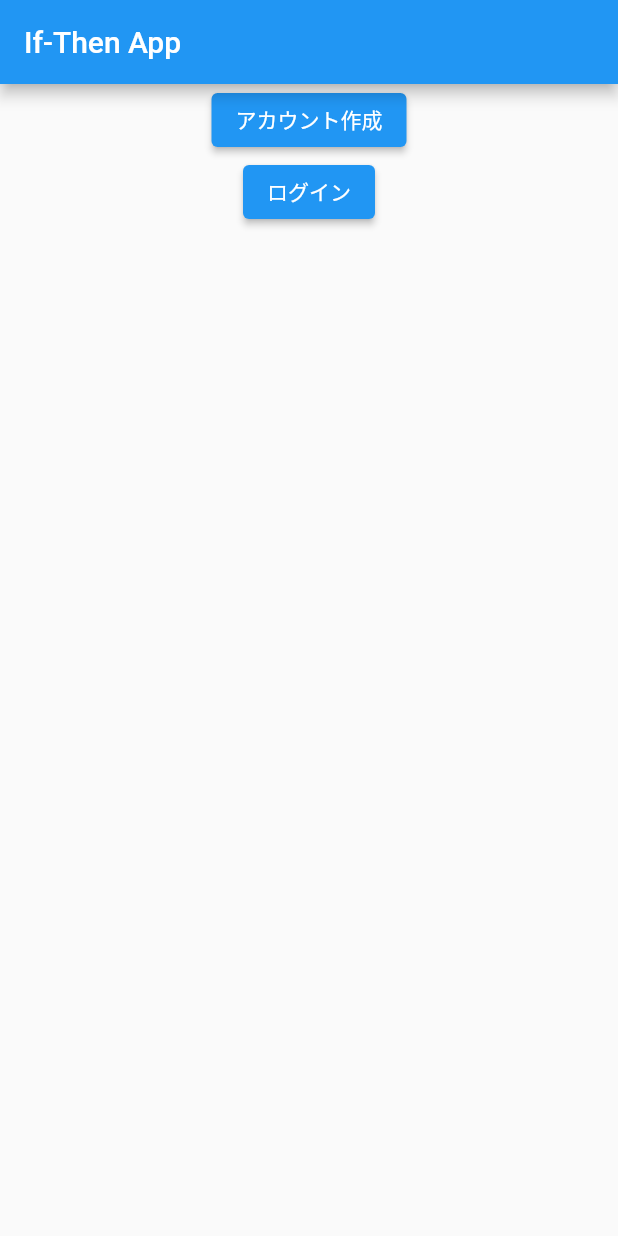
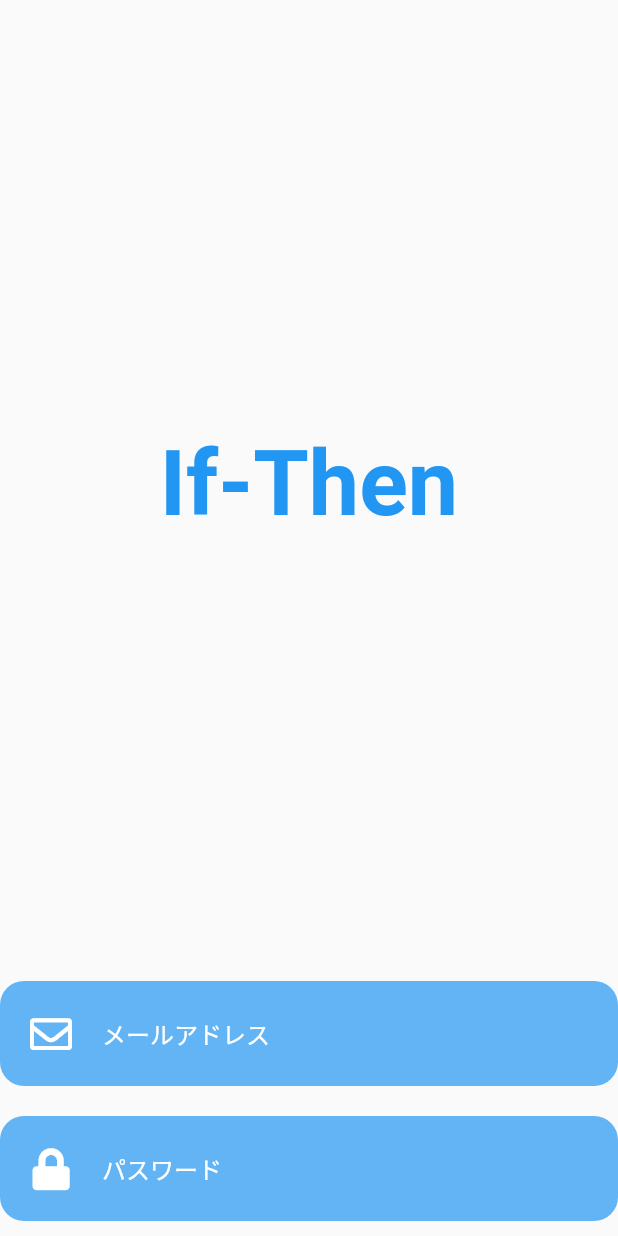
Before and after one commit to shimizu-saffle/if_then_app, a Flutter app: the screen it shows after launch, on a phone screen of 412 x 824 dp. Run offline on Flutter 3.47's test engine with Material 2 defaults, Android fonts, the phone set to English and light mode, and no system bars; our stand-ins replace cloud_firestore, firebase_auth, firebase_core, flutter_riverpod, font_awesome_flutter; accounts and stored records are empty.

Commit message:
TextInputFieldクラスの作成

```diff
--- a/lib/main.dart
+++ b/lib/main.dart
@@ -1,6 +1,7 @@
 import 'package:firebase_core/firebase_core.dart';
 import 'package:flutter/material.dart';
 import 'package:flutter_riverpod/flutter_riverpod.dart';
+import 'package:if_then_app/views/entrance_page.dart';
 import 'package:if_then_app/views/home_page.dart';
 
 void main() async {
@@ -17,7 +18,9 @@ class MyApp extends StatelessWidget {
   @override
   Widget build(BuildContext context) {
     return MaterialApp(
-      home: HomePage(),
+      title: 'If-Then',
+      home: TextInputField(),
+      // home: HomePage(),
     );
   }
 }
--- a/lib/views/entrance_page.dart
+++ b/lib/views/entrance_page.dart
@@ -4,10 +4,7 @@ import 'package:font_awesome_flutter/font_awesome_flutter.dart';
 class EntrancePage extends StatelessWidget {
   @override
   Widget build(BuildContext context) {
-    return Stack(
-      children: [
-        Scaffold(
-          backgroundColor: Colors.transparent,
+    return Scaffold(
       body: Column(
         children: [
           Flexible(
@@ -15,63 +12,171 @@ class EntrancePage extends StatelessWidget {
               child: Text(
                 'If-Then',
                 style: TextStyle(
-                        color: Colors.white,
+                    color: Colors.blue,
                     fontSize: 60,
                     fontWeight: FontWeight.bold),
               ),
             ),
           ),
-              Column(
-                crossAxisAlignment: CrossAxisAlignment.end,
-                children: [
-                  TextInputField(
-                    icon: FontAwesomeIcons.envelope,
-                    hint: 'Email',
-                    inputType: TextInputType.emailAddress,
-                    inputAction: TextInputAction.next,
+          Padding(
+            padding: const EdgeInsets.symmetric(vertical: 10.0),
+            child: Container(
+              height: 70,
+              decoration: BoxDecoration(
+                color: Colors.blue.withOpacity(0.7),
+                borderRadius: BorderRadius.circular(16),
               ),
-                  PasswordInput(
-                    icon: FontAwesomeIcons.lock,
-                    hint: 'Password',
-                    inputAction: TextInputAction.done,
+              child: Center(
+                child: TextField(
+                  decoration: InputDecoration(
+                    border: InputBorder.none,
+                    prefixIcon: Padding(
+                      padding: const EdgeInsets.symmetric(
+                        horizontal: 20.0,
                       ),
-                  GestureDetector(
-                    onTap: () => Navigator.pushNamed(context, 'ForgotPassword'),
-                    child: Text(
-                      'Forgot Password',
-                      style: kBodyText,
+                      child: Icon(
+                        FontAwesomeIcons.envelope,
+                        size: 28,
+                        color: Colors.white,
                       ),
                     ),
-                  SizedBox(
-                    height: 25,
+                    hintText: 'メールアドレス',
+                    hintStyle: TextStyle(color: Colors.white),
                   ),
-                  RoundedButton(
-                    buttonName: 'Login',
+                  style: TextStyle(color: Colors.white),
+                  keyboardType: TextInputType.emailAddress,
+                  textInputAction: TextInputAction.next,
                 ),
-                  SizedBox(
-                    height: 25,
+              ),
+            ),
+          ),
+          Padding(
+            padding: const EdgeInsets.symmetric(vertical: 10.0),
+            child: Container(
+              height: 70,
+              decoration: BoxDecoration(
+                color: Colors.blue.withOpacity(0.7),
+                borderRadius: BorderRadius.circular(16),
+              ),
+              child: Center(
+                child: TextField(
+                  decoration: InputDecoration(
+                    border: InputBorder.none,
+                    prefixIcon: Padding(
+                      padding: const EdgeInsets.symmetric(
+                        horizontal: 20.0,
+                      ),
+                      child: Icon(
+                        FontAwesomeIcons.lock,
+                        size: 28,
+                        color: Colors.white,
+                      ),
+                    ),
+                    hintText: 'パスワード',
+                    hintStyle: TextStyle(color: Colors.white),
+                  ),
+                  obscureText: true,
+                  style: TextStyle(color: Colors.white),
+                  keyboardType: TextInputType.name,
+                  textInputAction: TextInputAction.done,
+                ),
+              ),
+            ),
           ),
         ],
       ),
-              GestureDetector(
-                onTap: () => Navigator.pushNamed(context, 'CreateNewAccount'),
-                child: Container(
+    );
+  }
+}
+
+class TextInputField extends StatelessWidget {
+  const TextInputField({
+    Key? key,
+  }) : super(key: key);
+
+  @override
+  Widget build(BuildContext context) {
+    return Scaffold(
+      body: Column(
+        children: [
+          Flexible(
+            child: Center(
               child: Text(
-                    'Create New Account',
-                    style: kBodyText,
-                  ),
-                  decoration: BoxDecoration(
-                      border:
-                          Border(bottom: BorderSide(width: 1, color: kWhite))),
+                'If-Then',
+                style: TextStyle(
+                    color: Colors.blue,
+                    fontSize: 60,
+                    fontWeight: FontWeight.bold),
               ),
             ),
-              SizedBox(
-                height: 20,
+          ),
+          Padding(
+            padding: const EdgeInsets.symmetric(vertical: 10.0),
+            child: Container(
+              height: 70,
+              decoration: BoxDecoration(
+                color: Colors.blue.withOpacity(0.7),
+                borderRadius: BorderRadius.circular(16),
+              ),
+              child: Center(
+                child: TextField(
+                  decoration: InputDecoration(
+                    border: InputBorder.none,
+                    prefixIcon: Padding(
+                      padding: const EdgeInsets.symmetric(
+                        horizontal: 20.0,
+                      ),
+                      child: Icon(
+                        FontAwesomeIcons.envelope,
+                        size: 28,
+                        color: Colors.white,
+                      ),
+                    ),
+                    hintText: 'メールアドレス',
+                    hintStyle: TextStyle(color: Colors.white),
+                  ),
+                  style: TextStyle(color: Colors.white),
+                  keyboardType: TextInputType.emailAddress,
+                  textInputAction: TextInputAction.next,
+                ),
+              ),
+            ),
+          ),
+          Padding(
+            padding: const EdgeInsets.symmetric(vertical: 10.0),
+            child: Container(
+              height: 70,
+              decoration: BoxDecoration(
+                color: Colors.blue.withOpacity(0.7),
+                borderRadius: BorderRadius.circular(16),
+              ),
+              child: Center(
+                child: TextField(
+                  decoration: InputDecoration(
+                    border: InputBorder.none,
+                    prefixIcon: Padding(
+                      padding: const EdgeInsets.symmetric(
+                        horizontal: 20.0,
+                      ),
+                      child: Icon(
+                        FontAwesomeIcons.lock,
+                        size: 28,
+                        color: Colors.white,
+                      ),
+                    ),
+                    hintText: 'パスワード',
+                    hintStyle: TextStyle(color: Colors.white),
+                  ),
+                  obscureText: true,
+                  style: TextStyle(color: Colors.white),
+                  keyboardType: TextInputType.name,
+                  textInputAction: TextInputAction.done,
+                ),
+              ),
+            ),
           ),
         ],
       ),
-        )
-      ],
     );
   }
 }
--- a/lib/views/home_page.dart
+++ b/lib/views/home_page.dart
@@ -7,7 +7,7 @@ class HomePage extends StatelessWidget {
   Widget build(BuildContext context) {
     return Scaffold(
       appBar: AppBar(
-        title: Text('If-Then App'),
+        title: Text('If-Then'),
         automaticallyImplyLeading: false,
       ),
       body: Center(
```
Also changed, not shown: 1 other file. Lines whose indentation alone changed are shown as unchanged.
